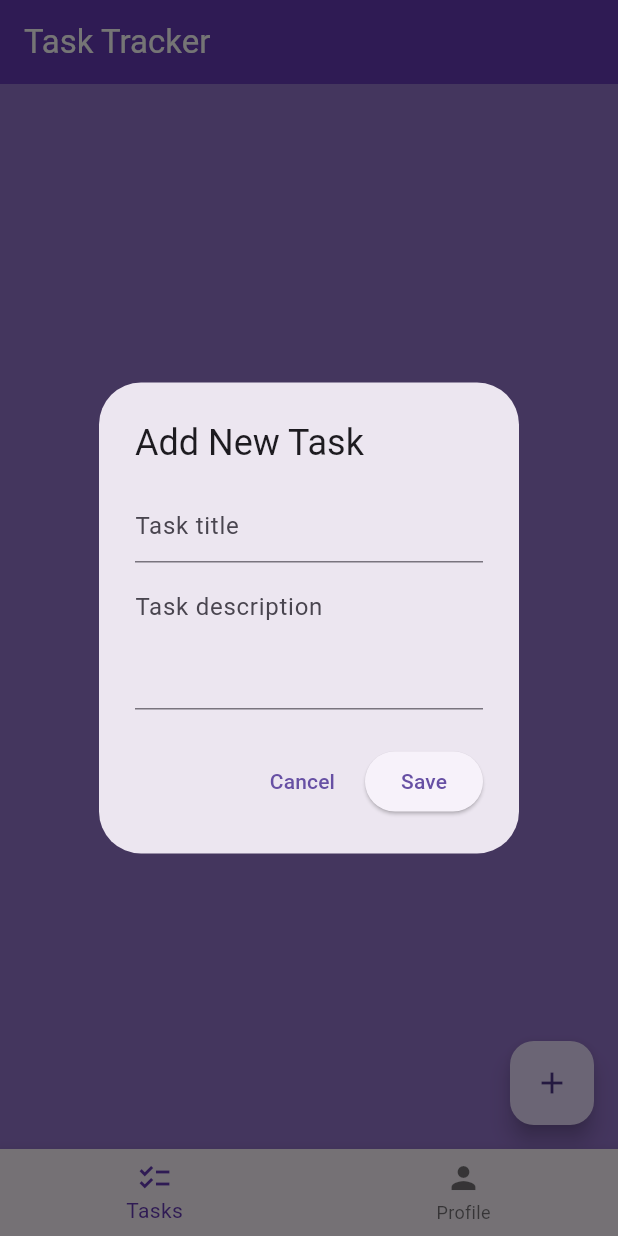
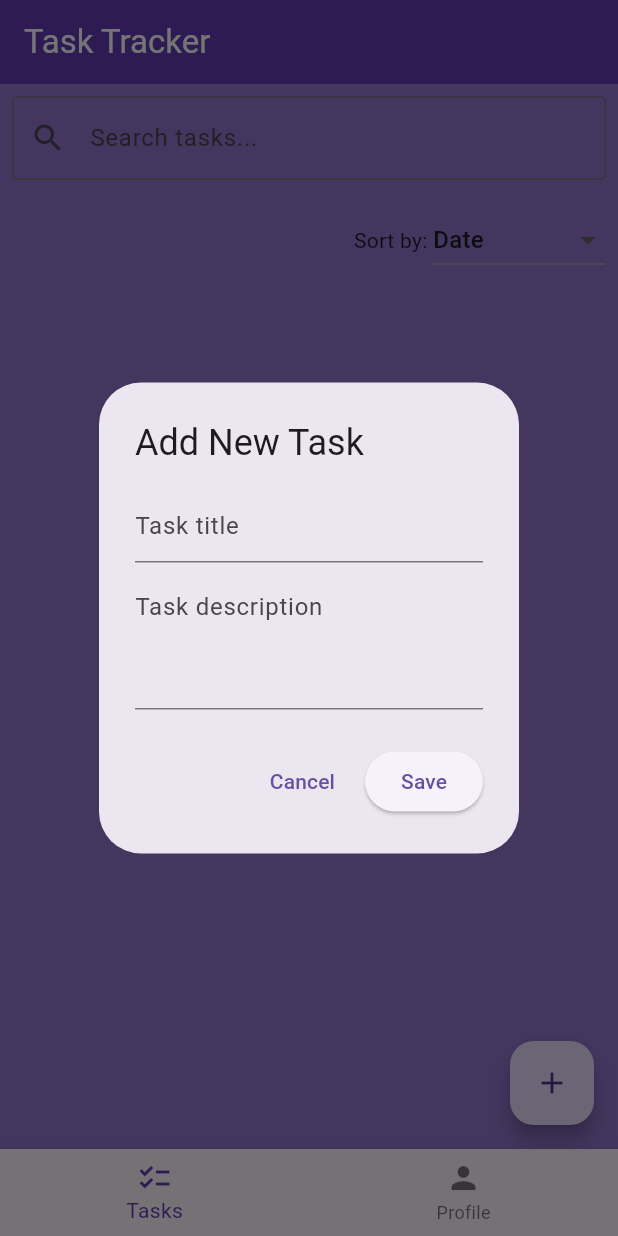
Before and after one commit to Timirlon/task-tracker-flutter, a Flutter app: the screen it shows once a user with an empty profile is signed in, after a tap on the "add" icon, on a phone screen of 412 x 824 dp. Run offline on Flutter 3.47's test engine with Material 3 defaults, Android fonts, the phone set to English and light mode, and no system bars; our stand-ins replace cloud_firestore, firebase_auth, firebase_core, flutter_slidable, google_sign_in; missing offline and left inert: flutter_facebook_auth; accounts and stored records are empty; network calls fail.

Commit message:
assignment 6+7, i think???

```diff
--- a/lib/main.dart
+++ b/lib/main.dart
@@ -2,18 +2,17 @@ import 'package:firebase_auth/firebase_auth.dart';
 import 'package:firebase_core/firebase_core.dart';
 import 'package:flutter/foundation.dart';
 import 'package:flutter/material.dart';
-import 'package:flutter_dotenv/flutter_dotenv.dart';
 import 'package:simple_todo/pages/home_page.dart';
 import 'package:simple_todo/pages/login_page.dart';
 
 void main() async {
-  await dotenv.load(fileName: ".env"); // environment file init
+
 
   WidgetsFlutterBinding.ensureInitialized();
 
   if (kIsWeb) {
     await Firebase.initializeApp(
-      options: FirebaseOptions(
+      options: const FirebaseOptions(
           apiKey: dotenv.env['API_KEY']!,
           authDomain: dotenv.env['AUTH_DOMAIN']!,
           projectId: dotenv.env['PROJECT_ID']!,
--- a/lib/pages/home_page.dart
+++ b/lib/pages/home_page.dart
@@ -16,6 +16,8 @@ class _HomePageState extends State<HomePage> {
   final FirebaseFirestore _firestore = FirebaseFirestore.instance;
 
   int _selectedIndex = 0;
+  String searchQuery = '';
+  String sortBy = 'Date';
 
   void _onItemTapped(int index) {
     setState(() {
@@ -104,7 +106,53 @@ class _HomePageState extends State<HomePage> {
         backgroundColor: Colors.deepPurple,
         foregroundColor: Colors.white,
       ),
-      body: StreamBuilder<QuerySnapshot>(
+      body: Column(
+        children: [
+          // Search bar
+          Padding(
+            padding: const EdgeInsets.all(8.0),
+            child: TextField(
+              decoration: const InputDecoration(
+                labelText: 'Search tasks...',
+                prefixIcon: Icon(Icons.search),
+                border: OutlineInputBorder(),
+              ),
+              onChanged: (value) {
+                setState(() {
+                  searchQuery = value;
+                });
+              },
+            ),
+          ),
+
+          // Sorting dropdown
+          Padding(
+            padding: const EdgeInsets.all(8.0),
+            child: Row(
+              mainAxisAlignment: MainAxisAlignment.end,
+              children: [
+                const Text("Sort by: "),
+                DropdownButton<String>(
+                  value: sortBy,
+                  items: ['Alphabetical', 'Date'].map((String value) {
+                    return DropdownMenuItem<String>(
+                      value: value,
+                      child: Text(value),
+                    );
+                  }).toList(),
+                  onChanged: (newValue) {
+                    setState(() {
+                      sortBy = newValue!;
+                    });
+                  },
+                ),
+              ],
+            ),
+          ),
+
+          // Task list
+          Expanded(
+            child: StreamBuilder<QuerySnapshot>(
               stream: _firestore
                   .collection('todos')
                   .where('userId', isEqualTo: user?.uid)
@@ -114,10 +162,27 @@ class _HomePageState extends State<HomePage> {
 
                 final tasks = snapshot.data!.docs;
 
+                // Filter tasks based on search query
+                final filteredTasks = tasks.where((task) {
+                  final taskName = task['task'] as String;
+                  return taskName.toLowerCase().contains(searchQuery.toLowerCase());
+                }).toList();
+
+                // Sort tasks
+                if (sortBy == 'Alphabetical') {
+                  filteredTasks.sort((a, b) => a['task'].compareTo(b['task']));
+                } else if (sortBy == 'Date') {
+                  filteredTasks.sort((a, b) {
+                    final aDate = a['createdAt']?.toDate();
+                    final bDate = b['createdAt']?.toDate();
+                    return bDate!.compareTo(aDate!);
+                  });
+                }
+
                 return ListView.builder(
-            itemCount: tasks.length,
+                  itemCount: filteredTasks.length,
                   itemBuilder: (context, index) {
-              final taskData = tasks[index];
+                    final taskData = filteredTasks[index];
                     final taskId = taskData.id;
                     final taskName = taskData['task'];
                     final taskCompleted = taskData['completed'];
@@ -146,6 +211,9 @@ class _HomePageState extends State<HomePage> {
                 );
               },
             ),
+          ),
+        ],
+      ),
       floatingActionButton: FloatingActionButton(
         onPressed: saveNewTask,
         child: const Icon(Icons.add),
--- a/lib/pages/login_page.dart
+++ b/lib/pages/login_page.dart
@@ -1,5 +1,8 @@
 import 'package:firebase_auth/firebase_auth.dart';
+import 'package:flutter/foundation.dart';
 import 'package:flutter/material.dart';
+import 'package:google_sign_in/google_sign_in.dart';
+import 'package:flutter_facebook_auth/flutter_facebook_auth.dart';
 
 class LoginPage extends StatefulWidget {
   const LoginPage({super.key});
@@ -39,6 +42,61 @@ class _LoginPageState extends State<LoginPage> {
     }
   }
 
+  Future<void> signInWithGoogle() async {
+    if (kIsWeb) {
+      // Web version
+      try {
+        GoogleAuthProvider authProvider = GoogleAuthProvider();
+        await FirebaseAuth.instance.signInWithPopup(authProvider);
+      } catch (e, stack) {
+        print("Web Google sign-in failed: $e");
+        print(stack);
+        ScaffoldMessenger.of(context).showSnackBar(
+          SnackBar(content: Text("Google sign-in failed: $e")),
+        );
+      }
+    } else {
+      // Mobile version
+      try {
+        final GoogleSignInAccount? googleUser = await GoogleSignIn().signIn();
+        if (googleUser == null) return;
+
+        final GoogleSignInAuthentication googleAuth =
+        await googleUser.authentication;
+
+        final credential = GoogleAuthProvider.credential(
+          accessToken: googleAuth.accessToken,
+          idToken: googleAuth.idToken,
+        );
+
+        await FirebaseAuth.instance.signInWithCredential(credential);
+      } catch (e, stack) {
+        print("Mobile Google sign-in failed: $e");
+        print(stack);
+        ScaffoldMessenger.of(context).showSnackBar(
+          SnackBar(content: Text("Google sign-in failed: $e")),
+        );
+      }
+    }
+  }
+
+
+  Future<void> signInWithFacebook() async {
+    try {
+      final LoginResult result = await FacebookAuth.instance.login();
+      if (result.status != LoginStatus.success) return;
+
+      final OAuthCredential credential =
+      FacebookAuthProvider.credential(result.accessToken!.token);
+
+      await _auth.signInWithCredential(credential);
+    } catch (e) {
+      ScaffoldMessenger.of(context).showSnackBar(
+        SnackBar(content: Text("Facebook sign-in failed: $e")),
+      );
+    }
+  }
+
   @override
   Widget build(BuildContext context) {
     return Scaffold(
@@ -46,10 +104,12 @@ class _LoginPageState extends State<LoginPage> {
       body: Padding(
         padding: const EdgeInsets.all(20),
         child: Center(
+          child: SingleChildScrollView(
             child: Column(
               mainAxisSize: MainAxisSize.min,
               children: [
-              Text("Welcome!", style: Theme.of(context).textTheme.headlineSmall),
+                Text("Welcome!",
+                    style: Theme.of(context).textTheme.headlineSmall),
                 const SizedBox(height: 20),
                 TextField(
                   controller: emailController,
@@ -69,8 +129,29 @@ class _LoginPageState extends State<LoginPage> {
                 TextButton(
                   onPressed: signUp,
                   child: const Text("Don't have an account? Sign up"),
-              )
+                ),
+                const Divider(height: 40),
+                ElevatedButton.icon(
+                  icon: const Icon(Icons.login),
+                  label: const Text("Sign in with Google"),
+                  onPressed: signInWithGoogle,
+                  style: ElevatedButton.styleFrom(
+                    backgroundColor: Colors.white,
+                    foregroundColor: Colors.black,
+                  ),
+                ),
+                const SizedBox(height: 10),
+                ElevatedButton.icon(
+                  icon: const Icon(Icons.facebook),
+                  label: const Text("Sign in with Facebook"),
+                  onPressed: signInWithFacebook,
+                  style: ElevatedButton.styleFrom(
+                    backgroundColor: Colors.blue,
+                    foregroundColor: Colors.white,
+                  ),
+                ),
               ],
+            ),
           ),
         ),
       ),
--- a/lib/utils/todo_list.dart
+++ b/lib/utils/todo_list.dart
@@ -15,7 +15,7 @@ class TodoList extends StatelessWidget {
   final bool taskCompleted;
   final Function(bool?)? onChanged;
   final Function(BuildContext)? deleteFunction;
-  final VoidCallback? onTap; // 👈 NEW
+  final VoidCallback? onTap;
 
   @override
   Widget build(BuildContext context) {
--- a/pubspec.yaml
+++ b/pubspec.yaml
@@ -43,6 +43,9 @@ dependencies:
   firebase_auth: ^5.5.2
 
   flutter_dotenv: ^5.2.1
+
+  google_sign_in: ^6.3.0
+  flutter_facebook_auth: ^6.0.0
 
 dev_dependencies:
   flutter_test:
```
Also changed, not shown: pubspec.lock, 6 other files. Lines whose indentation alone changed are shown as unchanged.
